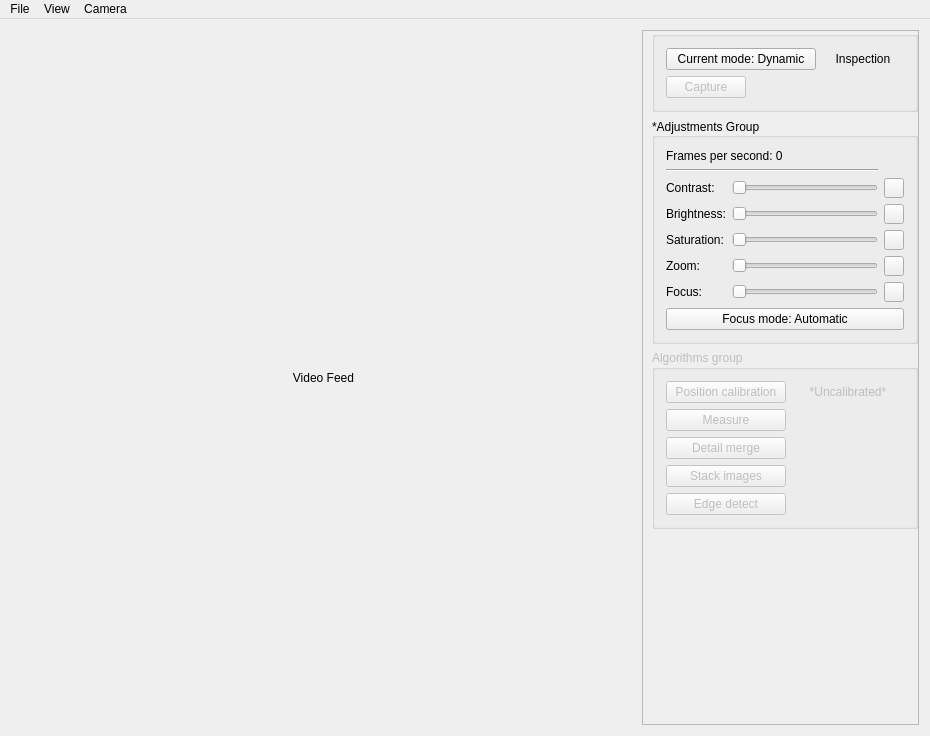
Before: the Qt Designer form mainwindow.ui in JustasBart/DigitalInspectionAndMeasurement, drawn with Qt 5.
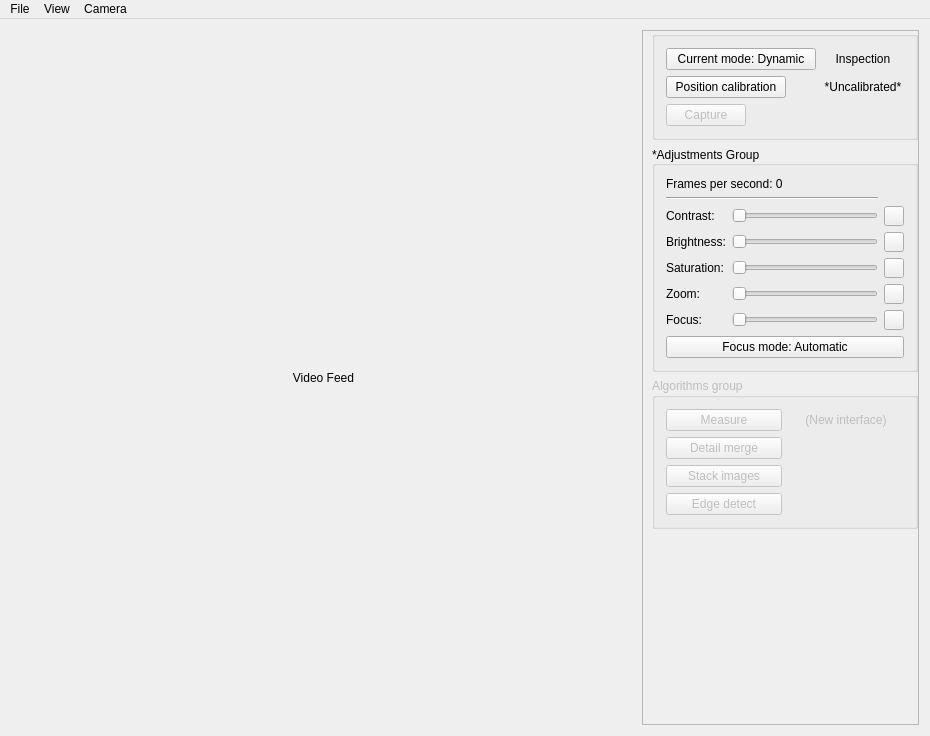
After: the same form once the commit is applied.

The edit to the form file:
```diff
--- a/mainwindow.ui
+++ b/mainwindow.ui
@@ -141,7 +141,7 @@
             </property>
            </widget>
           </item>
-          <item row="1" column="0">
+          <item row="2" column="0">
            <widget class="QPushButton" name="captureButton">
             <property name="enabled">
              <bool>false</bool>
@@ -151,6 +151,38 @@
             </property>
            </widget>
           </item>
+          <item row="1" column="0">
+           <widget class="QPushButton" name="positionCalibrationButton">
+            <property name="minimumSize">
+             <size>
+              <width>120</width>
+              <height>0</height>
+             </size>
+            </property>
+            <property name="maximumSize">
+             <size>
+              <width>100</width>
+              <height>16777215</height>
+             </size>
+            </property>
+            <property name="text">
+             <string>Position calibration</string>
+            </property>
+            <property name="checkable">
+             <bool>false</bool>
+            </property>
+           </widget>
+          </item>
+          <item row="1" column="1">
+           <widget class="QLabel" name="calibrationLabel">
+            <property name="text">
+             <string>*Uncalibrated*</string>
+            </property>
+            <property name="alignment">
+             <set>Qt::AlignCenter</set>
+            </property>
+           </widget>
+          </item>
          </layout>
         </widget>
        </item>
@@ -469,28 +501,6 @@
           <string>Algorithms group</string>
          </property>
          <layout class="QGridLayout" name="gridLayout_2">
-          <item row="0" column="0">
-           <widget class="QPushButton" name="positionCalibrationButton">
-            <property name="minimumSize">
-             <size>
-              <width>120</width>
-              <height>0</height>
-             </size>
-            </property>
-            <property name="maximumSize">
-             <size>
-              <width>100</width>
-              <height>16777215</height>
-             </size>
-            </property>
-            <property name="text">
-             <string>Position calibration</string>
-            </property>
-            <property name="checkable">
-             <bool>false</bool>
-            </property>
-           </widget>
-          </item>
           <item row="3" column="0">
            <widget class="QPushButton" name="stackImagesButton">
             <property name="enabled">
@@ -521,16 +531,6 @@
             </property>
            </widget>
           </item>
-          <item row="0" column="1">
-           <widget class="QLabel" name="calibrationLabel">
-            <property name="text">
-             <string>*Uncalibrated*</string>
-            </property>
-            <property name="alignment">
-             <set>Qt::AlignCenter</set>
-            </property>
-           </widget>
-          </item>
           <item row="2" column="0">
            <widget class="QPushButton" name="detailMergeButton">
             <property name="enabled">
@@ -541,6 +541,19 @@
             </property>
            </widget>
           </item>
+          <item row="1" column="1">
+           <widget class="QLabel" name="label">
+            <property name="layoutDirection">
+             <enum>Qt::LeftToRight</enum>
+            </property>
+            <property name="text">
+             <string>(New interface)</string>
+            </property>
+            <property name="alignment">
+             <set>Qt::AlignCenter</set>
+            </property>
+           </widget>
+          </item>
          </layout>
         </widget>
        </item>
```
